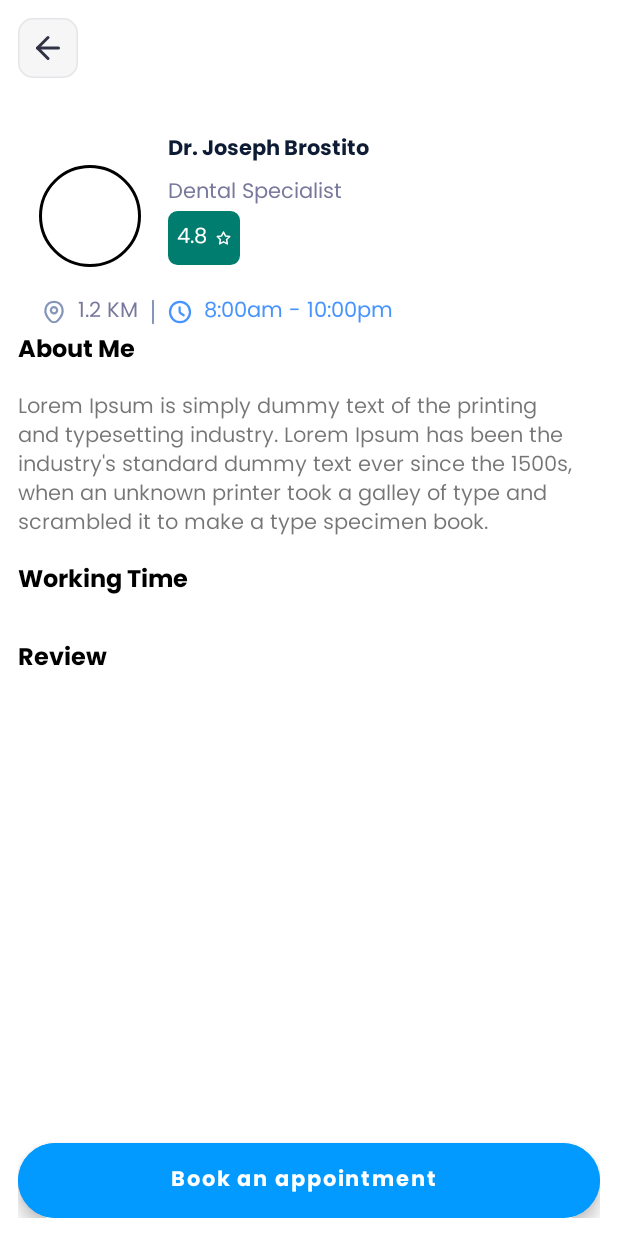
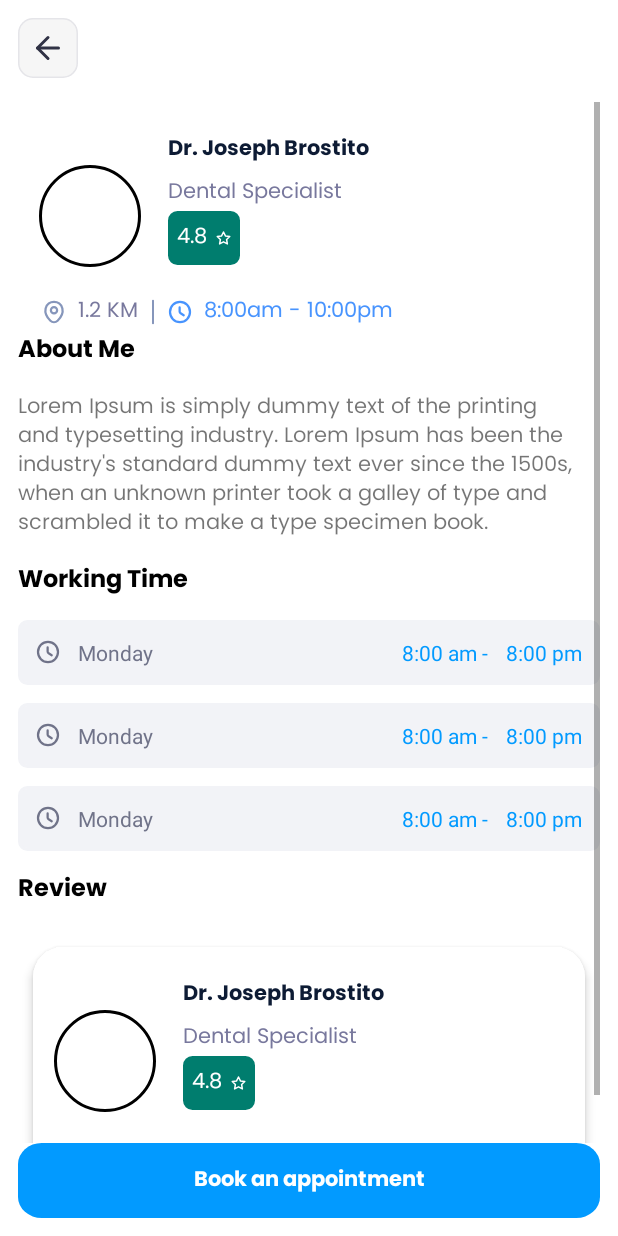
Before and after one commit to medwiz/MedWiz-Android, an Android app: the DoctorDetails screen opened through its navigation route, on a phone screen of 412 x 824 dp. Run offline under Robolectric (Android 15) with nearby library versions, the phone set to English and light mode, and no system bars; our stand-ins replace CircleImageView, Dagger/Hilt's generated code, navigation-ui.

Commit message:
added Working time rcv

```diff
--- a/app/src/main/java/com/medwiz/medwiz/ui/patient/doctorDetails/DoctorDetails.kt
+++ b/app/src/main/java/com/medwiz/medwiz/ui/patient/doctorDetails/DoctorDetails.kt
@@ -4,18 +4,51 @@ import android.os.Bundle
 import android.view.View
 import androidx.fragment.app.Fragment
 import androidx.navigation.fragment.findNavController
+import androidx.recyclerview.widget.LinearLayoutManager
 import com.medwiz.medwiz.R
 import com.medwiz.medwiz.databinding.FragmentDoctorDetailsBinding
+import com.medwiz.medwiz.models.Doctors
+import com.medwiz.medwiz.ui.patient.home.DoctorsAdapter
+import com.medwiz.medwiz.ui.patient.home.HomeScreenListener
+import java.util.*
 
-class DoctorDetails : Fragment(R.layout.fragment_doctor_details){
+class DoctorDetails : Fragment(R.layout.fragment_doctor_details), HomeScreenListener {
     private lateinit var binding: FragmentDoctorDetailsBinding
-
+    private var doctorAdapter: DoctorsAdapter?=null
+    private var workingTimeAdapter:WorkingTimeAdapter?=null
     override fun onViewCreated(view: View, savedInstanceState: Bundle?) {
         super.onViewCreated(view, savedInstanceState)
         binding = FragmentDoctorDetailsBinding.bind(view)
         binding.imgBack.setOnClickListener{
             findNavController().navigateUp()
         }
+
+        val d= Doctors("1","Dr Sandipak",
+            "Ray","","","","","","Dharnamanagar",
+            "","")
+        val d1= Doctors("1","Dr Sandipak",
+            "Ray","","","","","","Dharnamanagar",
+            "","")
+        val d2= Doctors("1","Dr Sandipak",
+            "Ray","","","","","","Dharnamanagar",
+            "","")
+        val lis= ArrayList<Doctors>()
+        lis.add(d)
+        lis.add(d1)
+        lis.add(d2)
+
+        workingTimeAdapter = WorkingTimeAdapter(requireActivity(),lis)
+        binding.rcvWorkingTime.adapter = workingTimeAdapter
+        binding.rcvWorkingTime.layoutManager = LinearLayoutManager(requireActivity())
+
+
+        doctorAdapter = DoctorsAdapter(requireActivity(),lis,this)
+        binding.rcvReview.adapter = doctorAdapter
+        binding.rcvReview.layoutManager = LinearLayoutManager(requireActivity())
+    }
+
+    override fun onClickConsult(position: Int, doctor: Doctors) {
+
     }
 
 }
--- /dev/null
+++ b/app/src/main/java/com/medwiz/medwiz/ui/patient/doctorDetails/WorkingTimeAdapter.kt
@@ -0,0 +1,38 @@
+package com.medwiz.medwiz.ui.patient.doctorDetails
+
+import android.content.Context
+import android.view.LayoutInflater
+import android.view.ViewGroup
+import androidx.recyclerview.widget.RecyclerView
+import com.medwiz.medwiz.databinding.SingleWorkingTimeBinding
+import com.medwiz.medwiz.models.Doctors
+
+
+class WorkingTimeAdapter (private val context: Context,
+                          private val itemList:MutableList<Doctors>
+): RecyclerView.Adapter<WorkingTimeAdapter.WorkingTimeViewHolder>(){
+
+
+
+
+
+    override fun onCreateViewHolder(parent: ViewGroup, viewType: Int): WorkingTimeViewHolder {
+        val binding = SingleWorkingTimeBinding.inflate(LayoutInflater.from(context),parent,false)
+        return WorkingTimeViewHolder(binding)
+    }
+
+    override fun onBindViewHolder(holder: WorkingTimeViewHolder, position: Int) {
+        val foodItem = itemList[position]
+        holder.bind(foodItem,position)
+    }
+
+    override fun getItemCount(): Int {
+        return itemList.size
+    }
+
+    inner class WorkingTimeViewHolder(val binding: SingleWorkingTimeBinding): RecyclerView.ViewHolder(binding.root){
+        fun bind(doctorItem: Doctors, position: Int){
+
+        }
+    }
+}
--- a/app/src/main/java/com/medwiz/medwiz/ui/patient/home/PatientHomeFragment.kt
+++ b/app/src/main/java/com/medwiz/medwiz/ui/patient/home/PatientHomeFragment.kt
@@ -69,6 +69,6 @@ class PatientHomeFragment:Fragment(R.layout.fragment_patient_home), HomeScreenLi
     override fun onClickConsult(position: Int, doctor: Doctors) {
         val bundle=Bundle()
         bundle.putBoolean(UtilConstants.nearbyDocs,true)
-        findNavController().navigate(R.id.action_viewAllDoctorsFragment_to_doctorDetails,bundle)
+        findNavController().navigate(R.id.action_patientHomeFragment_to_doctorDetails,bundle)
     }
 }
--- /dev/null
+++ b/app/src/main/res/drawable/ic_clock_gray.xml
@@ -0,0 +1,20 @@
+<vector xmlns:android="http://schemas.android.com/apk/res/android"
+    android:width="16dp"
+    android:height="17dp"
+    android:viewportWidth="16"
+    android:viewportHeight="17">
+    <path
+        android:pathData="M14.6667,8.5C14.6667,12.18 11.68,15.1667 8,15.1667C4.32,15.1667 1.3334,12.18 1.3334,8.5C1.3334,4.82 4.32,1.8333 8,1.8333C11.68,1.8333 14.6667,4.82 14.6667,8.5Z"
+        android:strokeLineJoin="round"
+        android:strokeWidth="1.5"
+        android:fillColor="#00000000"
+        android:strokeColor="#707389"
+        android:strokeLineCap="round"/>
+    <path
+        android:pathData="M10.4733,10.62L8.4066,9.3867C8.0466,9.1733 7.7533,8.66 7.7533,8.24V5.5067"
+        android:strokeLineJoin="round"
+        android:strokeWidth="1.5"
+        android:fillColor="#00000000"
+        android:strokeColor="#707389"
+        android:strokeLineCap="round"/>
+</vector>
--- a/app/src/main/res/layout/fragment_doctor_details.xml
+++ b/app/src/main/res/layout/fragment_doctor_details.xml
@@ -1,5 +1,5 @@
 <?xml version="1.0" encoding="utf-8"?>
-<androidx.constraintlayout.widget.ConstraintLayout
+<RelativeLayout
     xmlns:android="http://schemas.android.com/apk/res/android"
     android:layout_width="match_parent"
     android:layout_height="match_parent"
@@ -12,8 +12,6 @@
         android:layout_width="wrap_content"
         android:layout_height="wrap_content"
         android:src="@drawable/ic_back"
-        app:layout_constraintStart_toStartOf="parent"
-        app:layout_constraintTop_toTopOf="parent"
         android:gravity="center" />
 
 
@@ -22,10 +20,9 @@
         android:layout_width="match_parent"
         android:layout_height="wrap_content"
         android:id="@+id/root_layout"
-        android:layout_marginTop="@dimen/h4_dp_16"
-        app:layout_constraintEnd_toEndOf="parent"
-        app:layout_constraintStart_toStartOf="parent"
-        app:layout_constraintTop_toBottomOf="@+id/imgBack" >
+        android:layout_below="@+id/imgBack"
+        android:layout_marginBottom="50dp"
+        android:layout_marginTop="@dimen/h4_dp_16">
 
       <LinearLayout
           android:layout_width="match_parent"
@@ -198,7 +195,6 @@
           <androidx.recyclerview.widget.RecyclerView
               android:layout_width="match_parent"
               android:layout_height="wrap_content"
-              android:layout_marginTop="@dimen/h6_dp_12"
               android:id="@+id/rcvWorkingTime"/>
 
           <TextView
@@ -220,13 +216,10 @@
 
     </ScrollView>
 
-    <com.google.android.material.floatingactionbutton.ExtendedFloatingActionButton
+    <androidx.appcompat.widget.AppCompatButton
         android:id="@+id/fab"
         android:layout_width="match_parent"
         android:layout_height="50dp"
-        android:theme="@style/FormButton"
-        android:textAppearance="@style/TextAppearance.MaterialComponents.Button"
-        android:layout_alignParentEnd="true"
         android:layout_alignParentBottom="true"
         android:layout_gravity="end|bottom"
         android:contentDescription="@string/book_appoinment"
@@ -236,8 +229,6 @@
         android:textSize="@dimen/h5_sp_14"
         android:fontFamily="@font/poppins_bold"
         android:gravity="center"
-        app:layout_constraintBottom_toBottomOf="parent"
-        android:backgroundTint="@color/blue"
-        app:layout_constraintEnd_toEndOf="parent" />
+        android:background="@drawable/confirm_btn"/>
 
-</androidx.constraintlayout.widget.ConstraintLayout>
+</RelativeLayout>
--- /dev/null
+++ b/app/src/main/res/layout/single_working_time.xml
@@ -0,0 +1,58 @@
+<?xml version="1.0" encoding="utf-8"?>
+<LinearLayout
+    xmlns:android="http://schemas.android.com/apk/res/android"
+    android:layout_width="match_parent"
+    android:layout_height="wrap_content"
+    android:orientation="horizontal"
+    android:padding="@dimen/h6_dp_12"
+    android:layout_marginTop="@dimen/h6_dp_12"
+    android:backgroundTint="#F2F3F7"
+    android:background="@drawable/layout_rounded_bg">
+
+    <RelativeLayout
+        android:layout_width="match_parent"
+        android:layout_height="wrap_content">
+        <LinearLayout
+            android:layout_width="wrap_content"
+            android:layout_height="wrap_content"
+            android:layout_alignParentStart="true">
+            <ImageView
+                android:layout_width="wrap_content"
+                android:layout_height="wrap_content"
+                android:layout_gravity="center"
+                android:src="@drawable/ic_clock_gray"/>
+
+            <TextView
+                android:layout_width="wrap_content"
+                android:layout_height="wrap_content"
+                android:textColor="#707389"
+                android:layout_marginStart="@dimen/h6_dp_12"
+                android:text="Monday"/>
+
+        </LinearLayout>
+
+        <LinearLayout
+            android:layout_width="wrap_content"
+            android:layout_height="wrap_content"
+            android:layout_alignParentEnd="true">
+            <TextView
+                android:layout_width="wrap_content"
+                android:layout_height="wrap_content"
+                android:textColor="@color/blue"
+                android:layout_marginStart="@dimen/h6_dp_12"
+                android:text="8:00 am -"/>
+
+            <TextView
+                android:layout_width="wrap_content"
+                android:layout_height="wrap_content"
+                android:layout_marginStart="@dimen/h6_dp_12"
+                android:textColor="@color/blue"
+                android:text="8:00 pm"/>
+
+        </LinearLayout>
+
+    </RelativeLayout>
+
+
+
+</LinearLayout>
--- a/app/src/main/res/navigation/patient_nav.xml
+++ b/app/src/main/res/navigation/patient_nav.xml
@@ -28,6 +28,9 @@
         <action
             android:id="@+id/action_patientHomeFragment_to_viewAllDoctorsFragment"
             app:destination="@id/viewAllDoctorsFragment" />
+        <action
+            android:id="@+id/action_patientHomeFragment_to_doctorDetails"
+            app:destination="@id/doctorDetails" />
     </fragment>
     <fragment
         android:id="@+id/doctorDetails"
```
